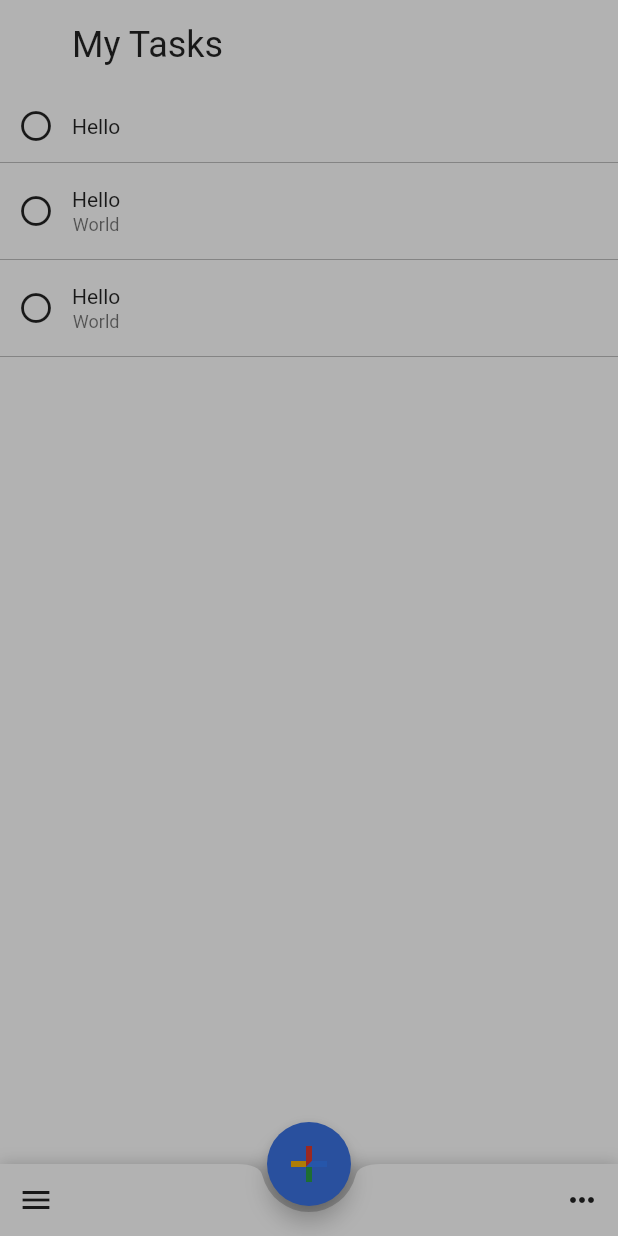
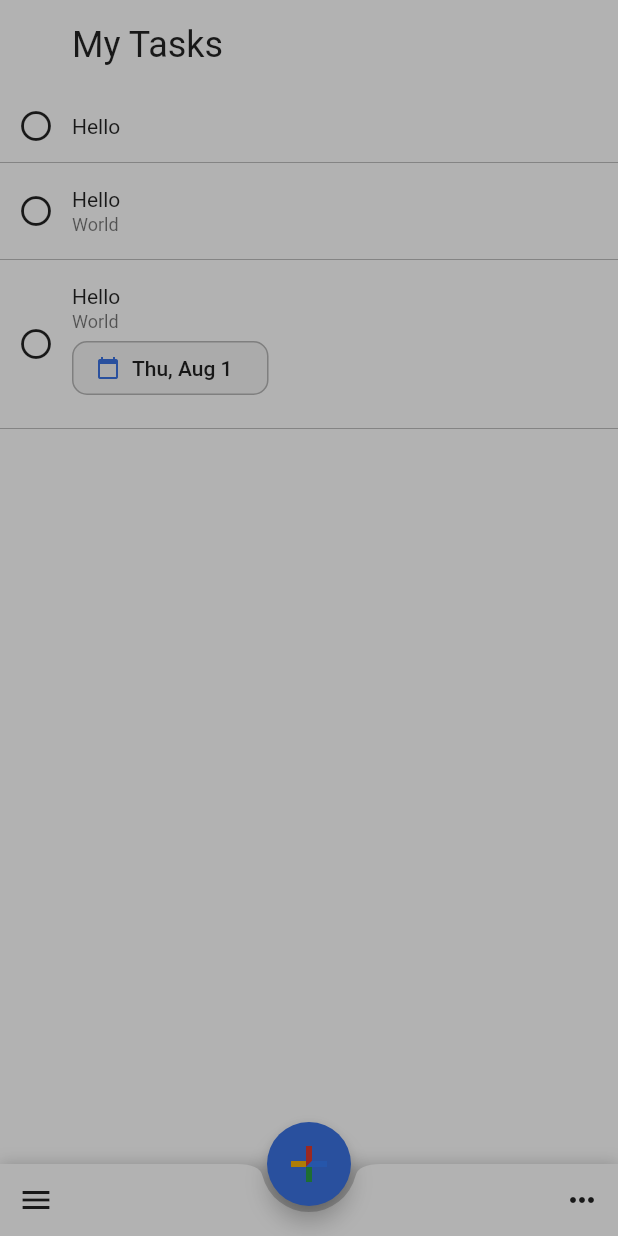
Before and after one commit to mono0926/google-tasks-clone, a Flutter app: the screen it shows after launch, on a phone screen of 412 x 824 dp. Run offline on Flutter 3.47's test engine with Material 2 defaults, Android fonts, the phone set to English and light mode, and no system bars; missing offline and left inert: mono_kit, simple_logger.

Commit message:
Add due button to task list

```diff
--- a/flutter/lib/pages/tasks_page/tasks_main_page.dart
+++ b/flutter/lib/pages/tasks_page/tasks_main_page.dart
@@ -104,6 +104,7 @@ class _Body extends StatelessWidget {
                         Padding(
                           padding: const EdgeInsets.symmetric(vertical: 16),
                           child: Column(
+                            crossAxisAlignment: CrossAxisAlignment.start,
                             children: <Widget>[
                               Text(task.title),
                               if (task.details != null) ...[
@@ -112,7 +113,12 @@ class _Body extends StatelessWidget {
                                   task.details,
                                   style: Theme.of(context).textTheme.caption,
                                 ),
-                              ]
+                              ],
+                              if (task.due != null)
+                                DueButton(
+                                  due: task.due,
+                                  onPressed: () {},
+                                ),
                             ],
                           ),
                         ),
--- /dev/null
+++ b/flutter/lib/widgets/due_button.dart
@@ -0,0 +1,56 @@
+import 'package:flutter/material.dart';
+import 'package:google_tasks/model/model.dart';
+import 'package:intl/intl.dart';
+
+class DueButton extends StatelessWidget {
+  const DueButton({
+    Key key,
+    @required this.due,
+    @required this.onPressed,
+    this.onClosePressed,
+  }) : super(key: key);
+
+  final Due due;
+  final VoidCallback onPressed;
+  final VoidCallback onClosePressed;
+
+  @override
+  Widget build(BuildContext context) {
+    return RaisedButton(
+      color: Theme.of(context).inputDecorationTheme.fillColor,
+      elevation: 0,
+      highlightElevation: 0,
+      shape: OutlineInputBorder(
+        borderSide: BorderSide(color: Theme.of(context).dividerColor),
+        borderRadius: const BorderRadius.all(
+          Radius.circular(10),
+        ),
+      ),
+      onPressed: onPressed,
+      child: Row(
+        mainAxisAlignment: MainAxisAlignment.start,
+        mainAxisSize: MainAxisSize.min,
+        children: [
+          Icon(
+            Icons.calendar_today,
+            size: 16,
+            color: Theme.of(context).accentColor,
+          ),
+          const SizedBox(width: 8),
+          Text(DateFormat.MMMEd().format(due.dateTime)),
+          const SizedBox(width: 8),
+          if (onClosePressed != null)
+            SizedBox(
+              width: 24,
+              height: 24,
+              child: IconButton(
+                icon: Icon(Icons.close),
+                padding: EdgeInsets.zero,
+                onPressed: onClosePressed,
+              ),
+            )
+        ],
+      ),
+    );
+  }
+}
--- a/flutter/lib/widgets/widgets.dart
+++ b/flutter/lib/widgets/widgets.dart
@@ -1 +1,2 @@
+export 'due_button.dart';
 export 'google_add.dart';
```
Also changed, not shown: flutter/lib/pages/tasks_page/input_sheet/input_sheet.dart (+7 -38 lines).
